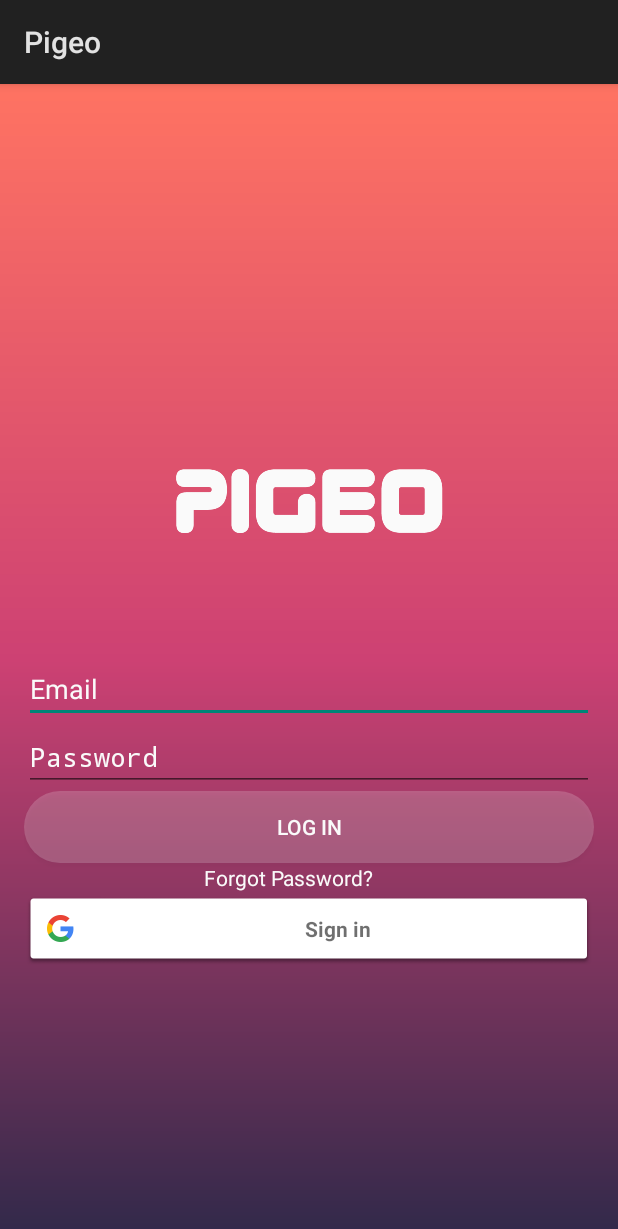
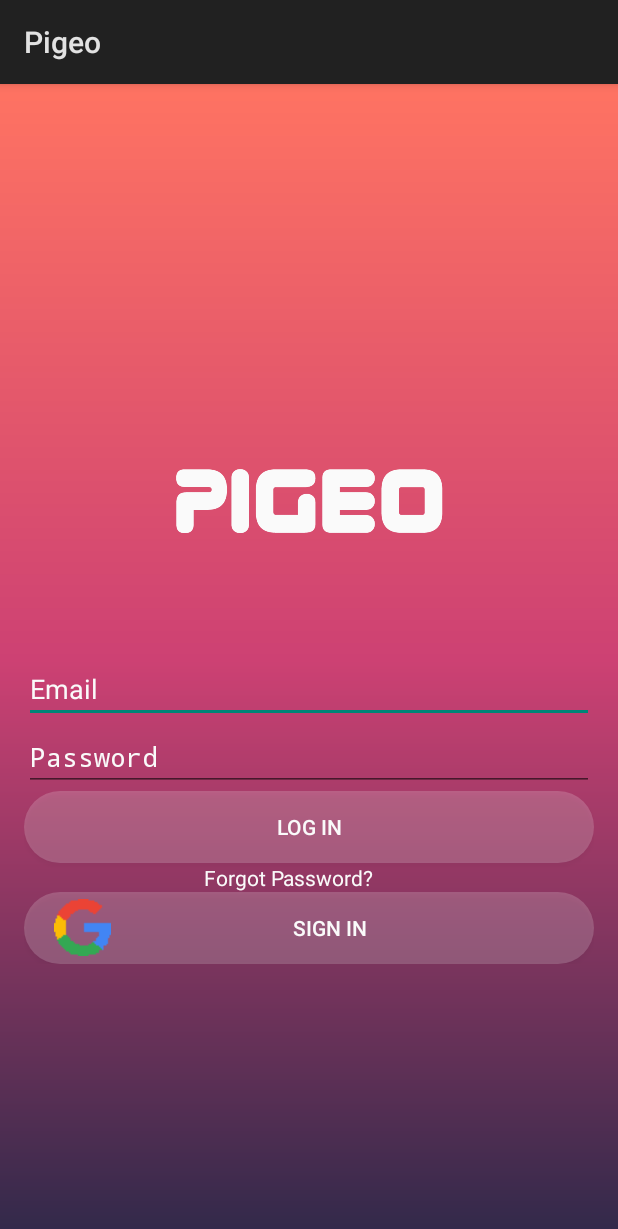
Before and after one commit to Geektrovert/Pigeo, an Android app: the screen it shows after launch (LoginActivity), on a phone screen of 412 x 824 dp. Shown: the top 1229 px of the screen. Run offline under Robolectric (Android 15) with nearby library versions, the phone set to English and light mode, and no system bars.

Commit message:
formatted google sign in button.

```diff
--- a/app/src/main/java/io/bitbucket/technorex/pigeo/LoginActivity.java
+++ b/app/src/main/java/io/bitbucket/technorex/pigeo/LoginActivity.java
@@ -3,15 +3,17 @@
 import android.app.Activity;
 import android.content.Intent;
 import android.os.Bundle;
+import android.support.annotation.NonNull;
 import android.util.Log;
 import android.view.View;
+import android.widget.Button;
 import android.widget.Toast;
 import com.google.android.gms.auth.api.signin.GoogleSignIn;
 import com.google.android.gms.auth.api.signin.GoogleSignInAccount;
 import com.google.android.gms.auth.api.signin.GoogleSignInClient;
 import com.google.android.gms.auth.api.signin.GoogleSignInOptions;
-import com.google.android.gms.common.SignInButton;
 import com.google.android.gms.common.api.ApiException;
+import com.google.android.gms.tasks.OnCompleteListener;
 import com.google.android.gms.tasks.Task;
 import org.jetbrains.annotations.NotNull;
 
@@ -24,7 +26,7 @@
     private static int RC_SIGN_IN = 100;
     private GoogleSignInClient mGoogleSignInClient;
     @SuppressWarnings("FieldCanBeLocal")
-    private SignInButton googleSignInButton;
+    private Button googleSignInButton;
     @SuppressWarnings("FieldCanBeLocal")
     private GoogleSignInOptions gso;
 
@@ -50,6 +52,16 @@
         if(account!=null){
             startActivity(new Intent(this,MapsActivity.class));
         }
+
+        //for signout from google id. Please do not delete this comment
+        /*mGoogleSignInClient.signOut()
+                    .addOnCompleteListener(this, new OnCompleteListener<Void>() {
+                        @Override
+                        public void onComplete(@NonNull Task<Void> task) {
+
+                        }
+                    });
+         */
 
         //adding listener to google sign in button
         googleSignInButton.setOnClickListener(new View.OnClickListener() {
--- a/app/src/main/res/layout/activity_login.xml
+++ b/app/src/main/res/layout/activity_login.xml
@@ -1,7 +1,6 @@
 <?xml version="1.0" encoding="utf-8"?>
 <RelativeLayout
         xmlns:android="http://schemas.android.com/apk/res/android"
-        xmlns:app="http://schemas.android.com/apk/res-auto"
         xmlns:tools="http://schemas.android.com/tools"
         android:layout_width="match_parent"
         android:layout_height="match_parent"
@@ -59,10 +58,18 @@
                 android:layout_marginRight="120dp"
                 android:text="@string/forgot_password"
                 android:textColor="#fafafa" />
-        <com.google.android.gms.common.SignInButton
+        <Button
+                android:gravity="center"
                 android:id="@+id/google_sign_in_button"
                 android:layout_width="match_parent"
-                android:layout_height="wrap_content"/>
+                android:layout_height="wrap_content"
+                android:background="@drawable/round_button"
+                android:textColor="#fafafa"
+                android:text="@string/sign_in"
+                android:drawableStart="@drawable/google_logo"
+                android:drawablePadding="30dp"
+                android:paddingStart="20dp"
+                android:paddingEnd="60dp"/>
     </LinearLayout>
 
 </RelativeLayout>
--- a/app/src/main/res/values/strings.xml
+++ b/app/src/main/res/values/strings.xml
@@ -6,4 +6,5 @@
     <string name="log_in">Log In</string>
     <string name="password">Password</string>
     <string name="email">Email</string>
+    <string name="sign_in">Sign In</string>
 </resources>
```
Also changed, not shown: app/src/main/res/drawable/google_logo.png (added).
